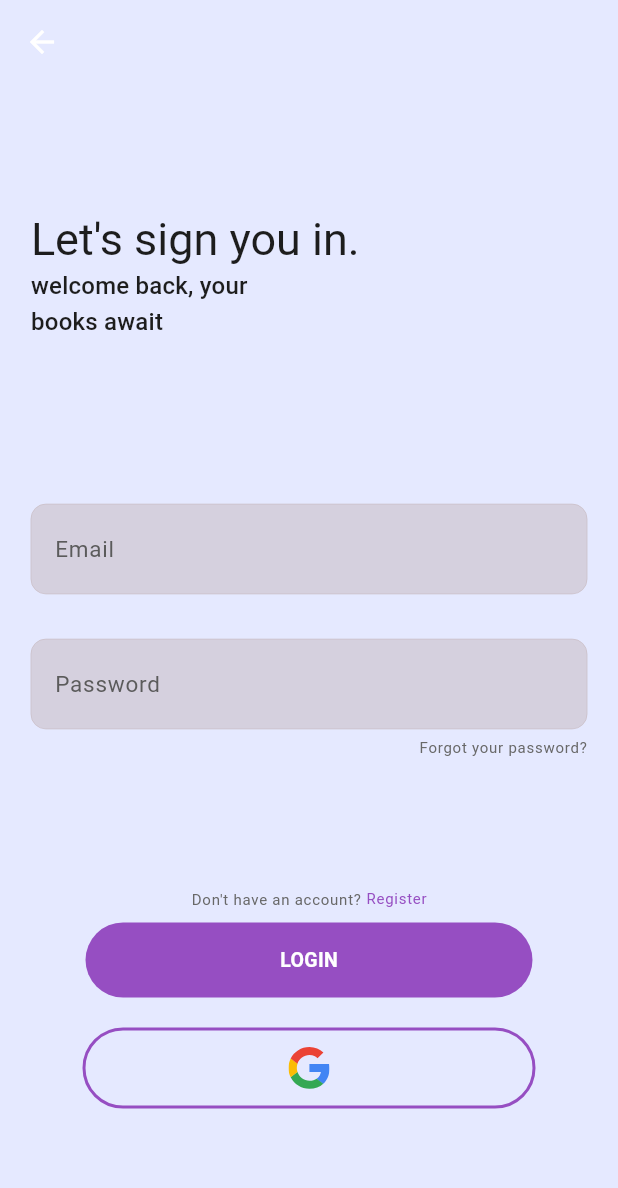
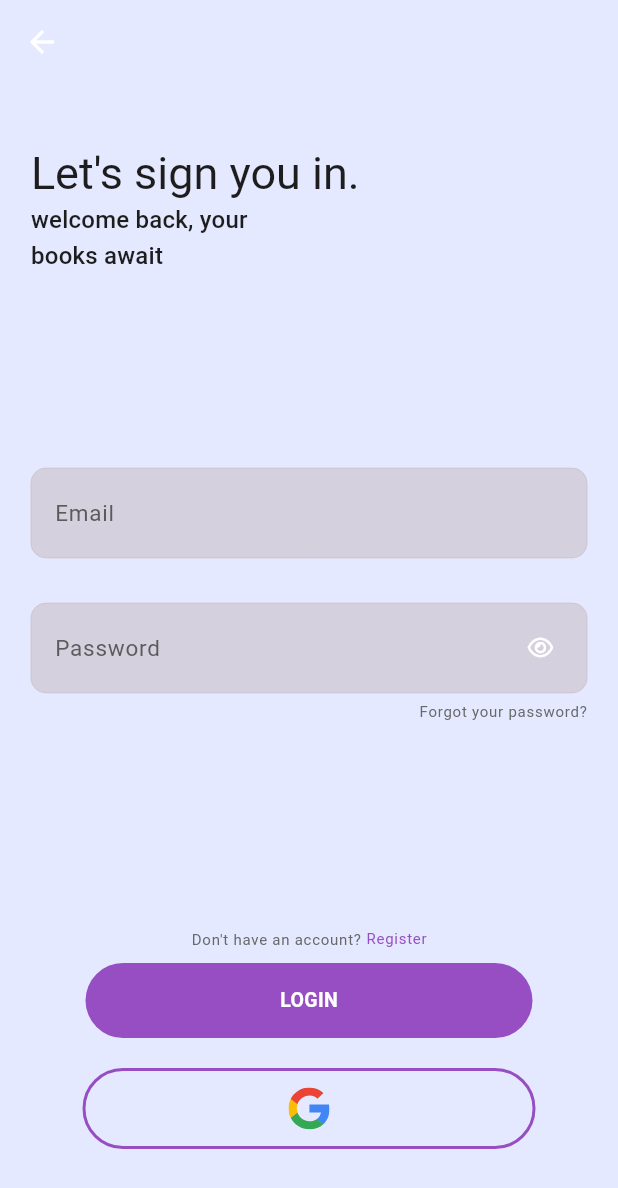
Before and after one commit to Luka789123/inkhaven, a Flutter app: the screen it shows after launch, after a tap on "LOGIN", on a phone screen of 412 x 824 dp. Shown: the top 1188 px of the screen. Run offline on Flutter 3.47's test engine with Material 3 defaults, Android fonts, the phone set to English and light mode, and no system bars; our stand-ins replace bloc, flutter_bloc, flutter_keyboard_visibility, flutter_svg, font_awesome_flutter, get_it and 1 more.

Commit message:
Dovršeni zasloni prijave i registracije

```diff
--- /dev/null
+++ b/inkhaven/devtools_options.yaml
@@ -0,0 +1 @@
+extensions:
--- a/inkhaven/lib/feature/signup_authenticate_feature/presentation/route/login_route.dart
+++ b/inkhaven/lib/feature/signup_authenticate_feature/presentation/route/login_route.dart
@@ -1,6 +1,10 @@
+import 'package:flutter/cupertino.dart';
 import 'package:flutter/material.dart';
+import 'package:flutter/widgets.dart';
 import 'package:flutter_bloc/flutter_bloc.dart';
+import 'package:flutter_keyboard_visibility/flutter_keyboard_visibility.dart';
 import 'package:flutter_svg/flutter_svg.dart';
+import 'package:font_awesome_flutter/font_awesome_flutter.dart';
 import 'package:inkhaven/core/widget/call_to_action_button.dart';
 import 'package:inkhaven/core/widget/call_to_action_button_secundary.dart';
 import 'package:inkhaven/feature/signup_authenticate_feature/presentation/business_logic_holder/login_cubit/cubit/login_cubit.dart';
@@ -13,7 +17,6 @@ class LoginRoute extends StatelessWidget {
   @override
   Widget build(BuildContext context) {
     return Scaffold(
-      resizeToAvoidBottomInset: false,
       appBar: AppBar(),
       body: BlocBuilder<LoginCubit, LoginState>(builder: (_, state) {
         if (state is LoginInitial) {
@@ -42,11 +45,42 @@ class _LoginRouteBodyState extends State<_LoginRouteBody>
     final size = MediaQuery.of(context).size;
     return Padding(
       padding: EdgeInsets.symmetric(horizontal: size.width * 0.05),
-      child: Column(
-        mainAxisAlignment: MainAxisAlignment.spaceEvenly,
+      child: ConstrainedBox(
+        constraints: BoxConstraints(maxHeight: size.height),
+        child: Stack(
           children: [
-          Align(
-            alignment: Alignment.topLeft,
+            Column(
+              crossAxisAlignment: CrossAxisAlignment.start,
+              children: [
+                Expanded(flex: 1, child: _TitleWidget(size: size)),
+                Expanded(
+                  flex: 2,
+                  child: _InputWidget(
+                      usernameFocusNode: _usernameFocusNode,
+                      passwordFocusNode: _passwordFocusNode),
+                ),
+              ],
+            ),
+            const _ButtonWidget(),
+          ],
+        ),
+      ),
+    );
+  }
+}
+
+class _TitleWidget extends StatelessWidget {
+  const _TitleWidget({
+    super.key,
+    required this.size,
+  });
+
+  final Size size;
+
+  @override
+  Widget build(BuildContext context) {
+    return Padding(
+      padding: EdgeInsets.only(top: size.height * 0.05),
       child: Text.rich(TextSpan(children: [
         TextSpan(
             text:
@@ -57,15 +91,37 @@ class _LoginRouteBodyState extends State<_LoginRouteBody>
                 '${AppLocalizations.of(context).translate('login_welcome_message_subtitle')}\n',
             style: Theme.of(context).textTheme.titleMedium),
       ])),
-          ),
-          Column(
+    );
+  }
+}
+
+class _InputWidget extends StatefulWidget {
+  const _InputWidget({
+    super.key,
+    required FocusNode usernameFocusNode,
+    required FocusNode passwordFocusNode,
+  })  : _usernameFocusNode = usernameFocusNode,
+        _passwordFocusNode = passwordFocusNode;
+
+  final FocusNode _usernameFocusNode;
+  final FocusNode _passwordFocusNode;
+
+  @override
+  State<_InputWidget> createState() => _InputWidgetState();
+}
+
+class _InputWidgetState extends State<_InputWidget> {
+  bool _obscPassword = true;
+  @override
+  Widget build(BuildContext context) {
+    return Column(
       mainAxisSize: MainAxisSize.min,
-            crossAxisAlignment: CrossAxisAlignment.start,
+      crossAxisAlignment: CrossAxisAlignment.center,
       children: [
         TextField(
-                focusNode: _usernameFocusNode,
+          focusNode: widget._usernameFocusNode,
           onTapOutside: (p0) {
-                  _usernameFocusNode.unfocus();
+            widget._usernameFocusNode.unfocus();
           },
           decoration: InputDecoration(
               label: Text(AppLocalizations.of(context)
@@ -75,34 +131,67 @@ class _LoginRouteBodyState extends State<_LoginRouteBody>
           height: 30,
         ),
         TextField(
-                  focusNode: _passwordFocusNode,
+            obscureText: _obscPassword,
+            focusNode: widget._passwordFocusNode,
             onTapOutside: (p0) {
-                    _passwordFocusNode.unfocus();
+              widget._passwordFocusNode.unfocus();
             },
             decoration: InputDecoration(
+                suffixIcon: Padding(
+                  padding: const EdgeInsets.only(right: 8.0),
+                  child: IconButton(
+                    onPressed: () {
+                      setState(() {
+                        _obscPassword = !_obscPassword;
+                      });
+                    },
+                    icon: Icon(
+                      _obscPassword
+                          ? FontAwesomeIcons.eye
+                          : FontAwesomeIcons.eyeSlash,
+                      size: 15,
+                    ),
+                  ),
+                ),
                 label: Text(AppLocalizations.of(context)
                     .translate('login_password_field_label')))),
         const SizedBox(height: 5),
         Align(
           alignment: Alignment.topRight,
           child: GestureDetector(
-                  onTap: () =>
-                      Navigator.of(context).pushNamed('/ResetPasswordRoute'),
+            onTap: () => Navigator.of(context).pushNamed('/ResetPasswordRoute'),
             child: Text(
               AppLocalizations.of(context)
                   .translate('login_forgot_password_label'),
               style: Theme.of(context).textTheme.labelSmall,
             ),
           ),
-              )
+        ),
       ],
-          ),
-          Column(
+    );
+  }
+}
+
+class _ButtonWidget extends StatelessWidget {
+  const _ButtonWidget({
+    super.key,
+  });
+
+  @override
+  Widget build(BuildContext context) {
+    return Align(
+      alignment: Alignment.bottomCenter,
+      child: KeyboardVisibilityBuilder(builder: (_, isVisible) {
+        return Padding(
+          padding: const EdgeInsets.only(bottom: 8.0),
+          child: Column(
             mainAxisAlignment: MainAxisAlignment.spaceBetween,
             mainAxisSize: MainAxisSize.min,
             crossAxisAlignment: CrossAxisAlignment.center,
             children: [
-              Text.rich(TextSpan(children: [
+              Visibility(
+                visible: !isVisible,
+                child: Text.rich(TextSpan(children: [
                   TextSpan(
                       text: AppLocalizations.of(context)
                           .translate('login_register_label_1'),
@@ -115,13 +204,12 @@ class _LoginRouteBodyState extends State<_LoginRouteBody>
                     child: Text(
                       AppLocalizations.of(context)
                           .translate('login_register_label_2'),
-                    style: Theme.of(context)
-                        .textTheme
-                        .labelSmall!
-                        .copyWith(color: Theme.of(context).colorScheme.primary),
+                      style: Theme.of(context).textTheme.labelSmall!.copyWith(
+                          color: Theme.of(context).colorScheme.primary),
                     ),
                   ))
                 ])),
+              ),
               const SizedBox(
                 height: 8,
               ),
@@ -132,20 +220,29 @@ class _LoginRouteBodyState extends State<_LoginRouteBody>
                     style: Theme.of(context).textTheme.bodyMedium!.copyWith(
                         color: Theme.of(context).colorScheme.onPrimary),
                   )),
-              const SizedBox(
+              Visibility(
+                visible: !isVisible,
+                child: const SizedBox(
                   height: 20,
                 ),
-              CallToActionButtonSecundary(
+              ),
+              Visibility(
+                visible: !isVisible,
+                child: Padding(
+                  padding: const EdgeInsets.only(bottom: 50),
+                  child: CallToActionButtonSecundary(
                       onTap: () {},
                       child: SvgPicture.asset(
                         'assets/svg/google.svg',
                         width: 28,
                         height: 28,
                       )),
-            ],
-          )
+                ),
+              ),
             ],
           ),
         );
+      }),
+    );
   }
 }
--- a/inkhaven/lib/feature/signup_authenticate_feature/presentation/route/sign_up_route.dart
+++ b/inkhaven/lib/feature/signup_authenticate_feature/presentation/route/sign_up_route.dart
@@ -1,5 +1,3 @@
-import 'dart:async';
-import 'package:flutter/cupertino.dart';
 import 'package:flutter/material.dart';
 import 'package:flutter_bloc/flutter_bloc.dart';
 import 'package:flutter_keyboard_visibility/flutter_keyboard_visibility.dart';
@@ -39,8 +37,8 @@ class _SignUpRouteBody extends StatefulWidget {
 }
 
 class _SignUpRouteBodyState extends State<_SignUpRouteBody> {
-  bool _showPassword = false;
-  bool _showRepetedPassword = false;
+  bool _obscPassword = true;
+  bool _obscRepetedPassword = true;
   final GlobalKey<FormState> _formKey = GlobalKey<FormState>();
   @override
   Widget build(BuildContext context) {
@@ -136,7 +134,7 @@ class _SignUpRouteBodyState extends State<_SignUpRouteBody> {
                                 }
                                 return null;
                               },
-                              obscureText: _showPassword,
+                              obscureText: _obscPassword,
                               decoration: InputDecoration(
                                 label: Text(
                                   AppLocalizations.of(context)
@@ -148,12 +146,14 @@ class _SignUpRouteBodyState extends State<_SignUpRouteBody> {
                                       onPressed: () {
                                         state(
                                           () {
-                                            _showPassword = !_showPassword;
+                                            _obscPassword = !_obscPassword;
                                           },
                                         );
                                       },
-                                      icon: const Icon(
-                                        FontAwesomeIcons.eyeSlash,
+                                      icon: Icon(
+                                        _obscPassword
+                                            ? FontAwesomeIcons.eye
+                                            : FontAwesomeIcons.eyeSlash,
                                         size: 15,
                                       )),
                                 ),
@@ -169,19 +169,21 @@ class _SignUpRouteBodyState extends State<_SignUpRouteBody> {
                                 }
                                 return null;
                               },
-                              obscureText: _showRepetedPassword,
+                              obscureText: _obscRepetedPassword,
                               decoration: InputDecoration(
                                 suffixIcon: Padding(
                                   padding: const EdgeInsets.only(right: 8.0),
                                   child: IconButton(
                                       onPressed: () {
                                         state(() {
-                                          _showRepetedPassword =
-                                              !_showRepetedPassword;
+                                          _obscRepetedPassword =
+                                              !_obscRepetedPassword;
                                         });
                                       },
-                                      icon: const Icon(
-                                        FontAwesomeIcons.eyeSlash,
+                                      icon: Icon(
+                                        _obscRepetedPassword
+                                            ? FontAwesomeIcons.eye
+                                            : FontAwesomeIcons.eyeSlash,
                                         size: 15,
                                       )),
                                 ),
```
Lines whose indentation alone changed are shown as unchanged.
